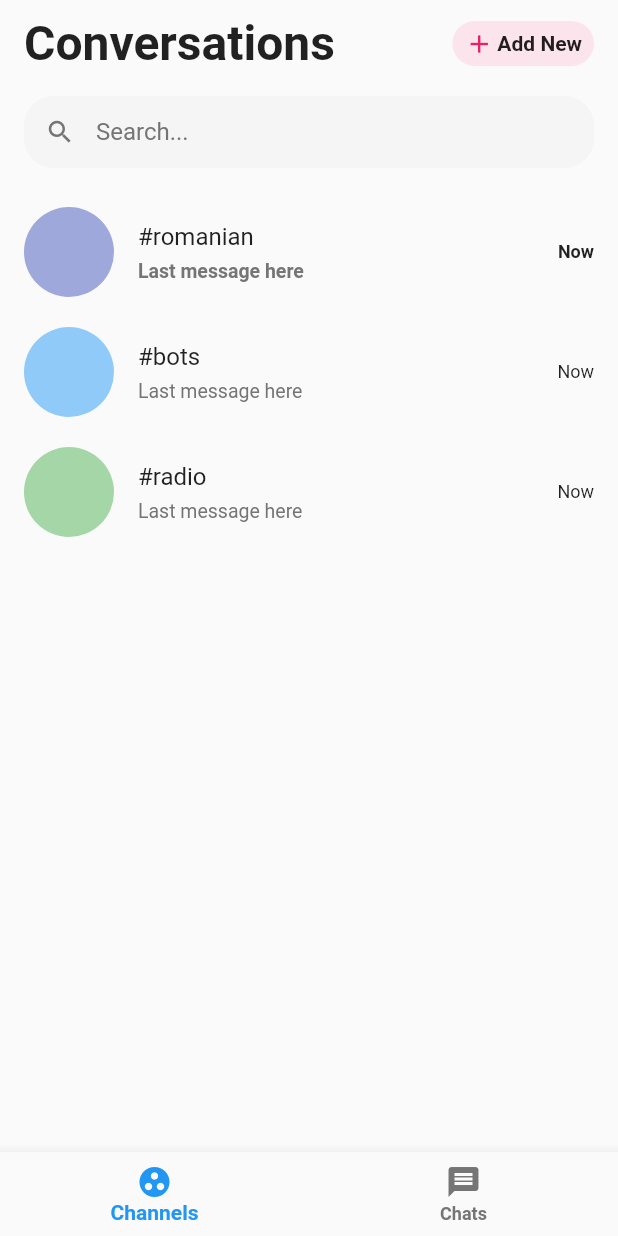
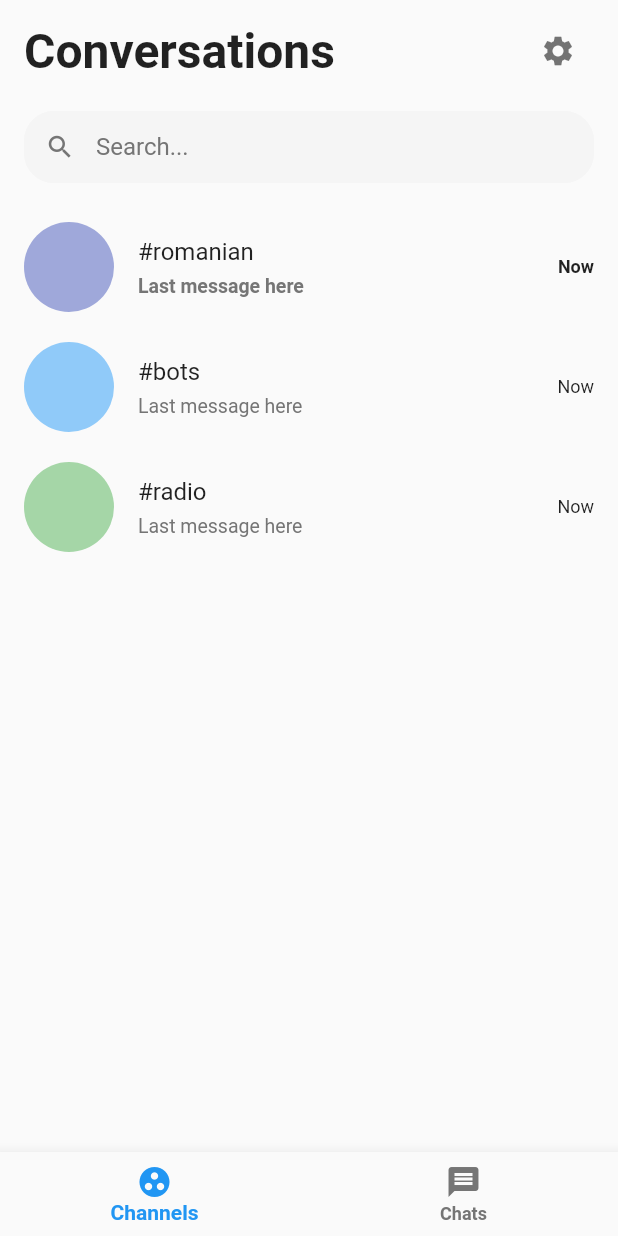
Before and after one commit to chat-apropo/chat-apropo, a Flutter app: the screen it shows after launch, on a phone screen of 412 x 824 dp. Run offline on Flutter 3.47's test engine with Material 2 defaults, Android fonts, the phone set to English and light mode, and no system bars; our stand-ins replace audioplayers, dio, file_picker, sqflite, sqflite_common_ffi; missing offline and left inert: any_link_preview, irc; accounts and stored records are empty.

Commit message:
Correct settings buttons

```diff
--- a/lib/i18n.dart
+++ b/lib/i18n.dart
@@ -6,6 +6,7 @@ import 'package:flutter/services.dart';
 Set<String> i18nKeys = {};
 Map<String, Map<String, String>> i18nFileMap = {};
 Map<String, String>? i18nMap = {};
+String i18nLocale = 'en';
 
 // Function applied to keys
 String simplifyKey(String key) {
@@ -40,6 +41,7 @@ Future i18nLoad() async {
 
 void i18nSetLanguage(String isoCode) {
   debugPrint("Setting language to $isoCode");
+  i18nLocale = isoCode;
   i18nMap = i18nFileMap[isoCode];
 }
 
--- a/lib/screens/chanDetailPage.dart
+++ b/lib/screens/chanDetailPage.dart
@@ -238,13 +238,13 @@ class ChanDetailPageState extends State<ChanDetailPage> {
                     ],
                   ),
                 ),
-                ElevatedButton(
+                IconButton(
                   onPressed: () {
                     setState(() {
                         debugPrint(i18nKeys.toString());
                     });
                   },
-                  child: const Icon(
+                  icon: const Icon(
                     Icons.settings,
                     color: Colors.black54,
                   ),
--- a/lib/screens/chanPage.dart
+++ b/lib/screens/chanPage.dart
@@ -42,7 +42,6 @@ class _ChanPageState extends State<ChanPage> {
     ),
   ];
 
-
   @override
   Widget build(BuildContext context) {
     return Scaffold(
@@ -59,35 +58,20 @@ class _ChanPageState extends State<ChanPage> {
                   children: <Widget>[
                     Text(
                       "Conversations".i18n,
-                      style:
-                          const TextStyle(fontSize: 32, fontWeight: FontWeight.bold),
+                      style: const TextStyle(
+                          fontSize: 32, fontWeight: FontWeight.bold),
                     ),
-                    Container(
-                      padding: const EdgeInsets.only(
-                          left: 8, right: 8, top: 2, bottom: 2),
-                      height: 30,
-                      decoration: BoxDecoration(
-                        borderRadius: BorderRadius.circular(30),
-                        color: Colors.pink[50],
+                    IconButton(
+                      onPressed: () {
+                        print("TODO config");
+                        i18nSetLanguage(i18nLocale == "pt" ? "en" : "pt");
+                        setState(() {});
+                      },
+                      icon: const Icon(
+                        Icons.settings,
+                        color: Colors.black54,
                       ),
-                      child: Row(
-                        children: <Widget>[
-                          const Icon(
-                            Icons.add,
-                            color: Colors.pink,
-                            size: 20,
-                          ),
-                          const SizedBox(
-                            width: 2,
-                          ),
-                          Text(
-                            "Add New".i18n,
-                            style: const TextStyle(
-                                fontSize: 14, fontWeight: FontWeight.bold),
-                          ),
-                        ],
-                      ),
-                    )
+                    ),
                   ],
                 ),
               ),
```
